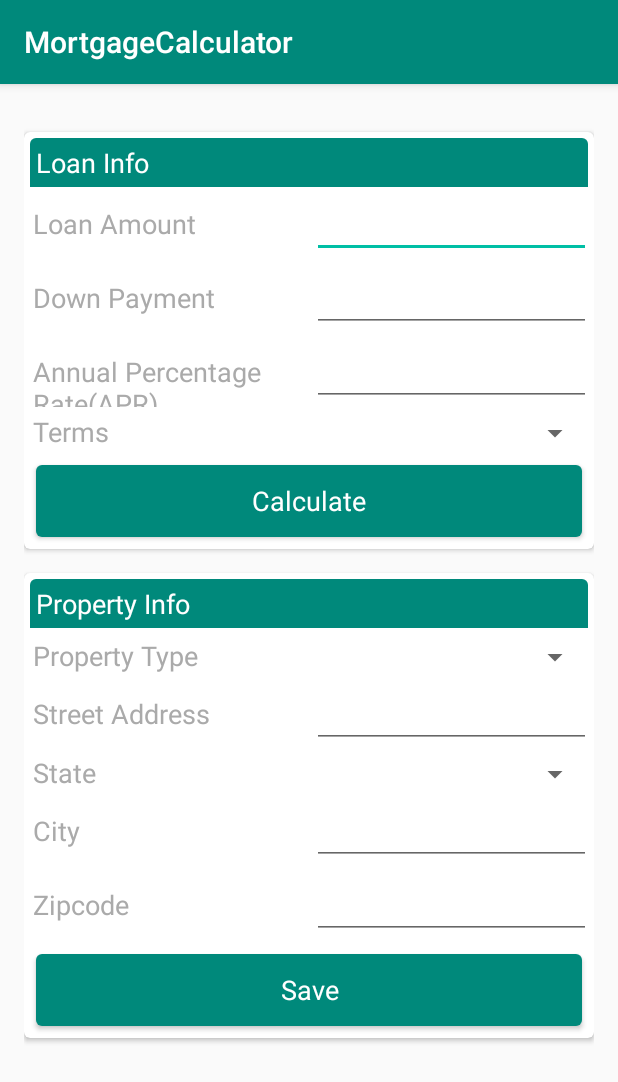
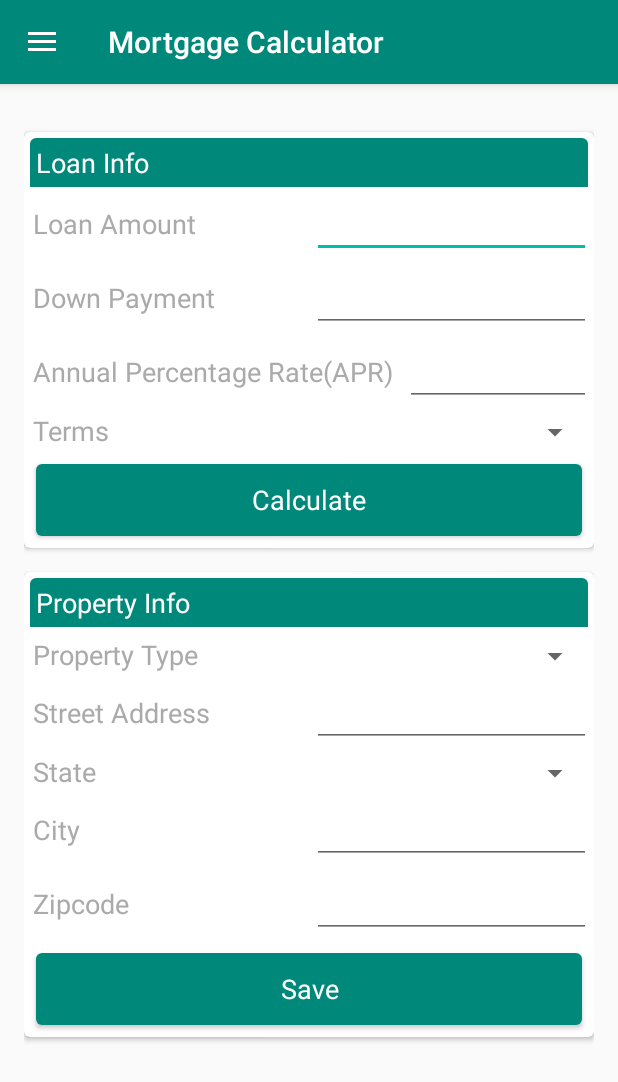
Before and after one commit to nilamdeka23/MortgageCalculator, an Android app: the screen it shows after launch (MortgageCalculatorActivity), on a phone screen of 412 x 824 dp. Shown: the top 1082 px of the screen. Run offline under Robolectric (Android 15) with nearby library versions, the phone set to English and light mode, and no system bars.

Commit message:
map zoom; home button navigation; navigation drawer added

```diff
--- a/app/src/main/java/nilam/project/com/mortgagecalculator/controller/MortgageCalculatorActivity.java
+++ b/app/src/main/java/nilam/project/com/mortgagecalculator/controller/MortgageCalculatorActivity.java
@@ -1,12 +1,18 @@
 package nilam.project.com.mortgagecalculator.controller;
 
+import android.content.Intent;
+import android.content.res.Configuration;
 import android.os.Bundle;
+import android.support.v4.widget.DrawerLayout;
+import android.support.v7.app.ActionBarDrawerToggle;
 import android.support.v7.app.AppCompatActivity;
 import android.support.v7.widget.CardView;
+import android.view.MenuItem;
 import android.view.View;
 import android.widget.AdapterView;
 import android.widget.ArrayAdapter;
 import android.widget.EditText;
+import android.widget.RelativeLayout;
 import android.widget.Spinner;
 import android.widget.TextView;
 import android.widget.Toast;
@@ -41,6 +47,9 @@ public class MortgageCalculatorActivity extends AppCompatActivity {
     private CardView mCardViewMortgageCal;
     private TextView mTextViewPayment;
 
+    private ActionBarDrawerToggle mDrawerToggle;
+    private DrawerLayout mDrawerLayout;
+    private String mActivityTitle;
 
     @Override
     protected void onCreate(Bundle savedInstanceState) {
@@ -50,7 +59,39 @@ public class MortgageCalculatorActivity extends AppCompatActivity {
         init();
     }
 
+    @Override
+    protected void onNewIntent(Intent intent) {
+        super.onNewIntent(intent);
+    }
+
+    @Override
+    public boolean onOptionsItemSelected(MenuItem item) {
+
+        return mDrawerToggle.onOptionsItemSelected(item) || super.onOptionsItemSelected(item);
+    }
+
+
+    @Override
+    protected void onPostCreate(Bundle savedInstanceState) {
+        super.onPostCreate(savedInstanceState);
+        mDrawerToggle.syncState();
+    }
+
+    @Override
+    public void onConfigurationChanged(Configuration newConfig) {
+        super.onConfigurationChanged(newConfig);
+        mDrawerToggle.onConfigurationChanged(newConfig);
+    }
+
     private void init() {
+
+        mDrawerLayout = (DrawerLayout) findViewById(R.id.drawer_layout);
+        mActivityTitle = getTitle().toString();
+        addDrawerItems();
+        setupDrawer();
+
+        getSupportActionBar().setDisplayHomeAsUpEnabled(true);
+
         mEditTxtStrtAddress = (EditText) findViewById(R.id.edittext_street_address);
         mEditTxtCity = (EditText) findViewById(R.id.edittext_city);
         mEditTxtZipcode = (EditText) findViewById(R.id.edittext_zipcode);
@@ -66,51 +107,7 @@ public class MortgageCalculatorActivity extends AppCompatActivity {
         spinnerPropertyType = (Spinner) findViewById(R.id.spinner_property_type);
         spinnerTerm = (Spinner) findViewById(R.id.spinner_term);
 
-        // set adapter to the spinner
-        spinnerUsStates.setAdapter(ArrayAdapter.createFromResource(this,
-                R.array.us_states, android.R.layout.simple_spinner_item));
-        spinnerPropertyType.setAdapter(ArrayAdapter.createFromResource(this,
-                R.array.property_type, android.R.layout.simple_spinner_item));
-        spinnerTerm.setAdapter(ArrayAdapter.createFromResource(this,
-                R.array.term, android.R.layout.simple_spinner_item));
-
-        spinnerUsStates.setOnItemSelectedListener(new AdapterView.OnItemSelectedListener() {
-            @Override
-            public void onItemSelected(AdapterView<?> parent, View view, int position, long id) {
-                state = parent.getItemAtPosition(position).toString();
-            }
-
-            @Override
-            public void onNothingSelected(AdapterView<?> parent) {
-                state = NOT_SELECTED;
-            }
-        });
-
-        spinnerPropertyType.setOnItemSelectedListener(new AdapterView.OnItemSelectedListener() {
-            @Override
-            public void onItemSelected(AdapterView<?> parent, View view, int position, long id) {
-                propertyType = parent.getItemAtPosition(position).toString();
-            }
-
-            @Override
-            public void onNothingSelected(AdapterView<?> parent) {
-                propertyType = NOT_SELECTED;
-            }
-        });
-
-
-        spinnerTerm.setOnItemSelectedListener(new AdapterView.OnItemSelectedListener() {
-            @Override
-            public void onItemSelected(AdapterView<?> parent, View view, int position, long id) {
-                term = parent.getItemAtPosition(position).toString();
-            }
-
-            @Override
-            public void onNothingSelected(AdapterView<?> parent) {
-                term = NOT_SELECTED;
-            }
-        });
-
+        setupSpinners();
     }
 
     /*
@@ -223,4 +220,85 @@ public class MortgageCalculatorActivity extends AppCompatActivity {
             mCardViewMortgageCal.setVisibility(View.GONE);
     }
 
+    private void setupDrawer() {
+        mDrawerToggle = new ActionBarDrawerToggle(this, mDrawerLayout,
+                R.string.drawer_open, R.string.drawer_close) {
+
+            public void onDrawerOpened(View drawerView) {
+                super.onDrawerOpened(drawerView);
+                getSupportActionBar().setTitle("");
+                invalidateOptionsMenu();
+            }
+
+            public void onDrawerClosed(View view) {
+                super.onDrawerClosed(view);
+                getSupportActionBar().setTitle(mActivityTitle);
+                invalidateOptionsMenu();
+            }
+        };
+
+        mDrawerToggle.setDrawerIndicatorEnabled(true);
+        mDrawerLayout.addDrawerListener(mDrawerToggle);
+    }
+
+    private void addDrawerItems() {
+
+        RelativeLayout mapActionLayout = (RelativeLayout) findViewById(R.id.layout_map_action);
+        mapActionLayout.setOnClickListener(new View.OnClickListener() {
+            @Override
+            public void onClick(View v) {
+                startActivity(new Intent(MortgageCalculatorActivity.this, GoogleMapsActivity.class));
+            }
+        });
+
+    }
+
+    private void setupSpinners() {
+        // set adapter to the spinner
+        spinnerUsStates.setAdapter(ArrayAdapter.createFromResource(this,
+                R.array.us_states, android.R.layout.simple_spinner_item));
+        spinnerPropertyType.setAdapter(ArrayAdapter.createFromResource(this,
+                R.array.property_type, android.R.layout.simple_spinner_item));
+        spinnerTerm.setAdapter(ArrayAdapter.createFromResource(this,
+                R.array.term, android.R.layout.simple_spinner_item));
+
+        spinnerUsStates.setOnItemSelectedListener(new AdapterView.OnItemSelectedListener() {
+            @Override
+            public void onItemSelected(AdapterView<?> parent, View view, int position, long id) {
+                state = parent.getItemAtPosition(position).toString();
+            }
+
+            @Override
+            public void onNothingSelected(AdapterView<?> parent) {
+                state = NOT_SELECTED;
+            }
+        });
+
+        spinnerPropertyType.setOnItemSelectedListener(new AdapterView.OnItemSelectedListener() {
+            @Override
+            public void onItemSelected(AdapterView<?> parent, View view, int position, long id) {
+                propertyType = parent.getItemAtPosition(position).toString();
+            }
+
+            @Override
+            public void onNothingSelected(AdapterView<?> parent) {
+                propertyType = NOT_SELECTED;
+            }
+        });
+
+
+        spinnerTerm.setOnItemSelectedListener(new AdapterView.OnItemSelectedListener() {
+            @Override
+            public void onItemSelected(AdapterView<?> parent, View view, int position, long id) {
+                term = parent.getItemAtPosition(position).toString();
+            }
+
+            @Override
+            public void onNothingSelected(AdapterView<?> parent) {
+                term = NOT_SELECTED;
+            }
+        });
+
+    }
+
 }
--- a/app/src/main/res/layout/activity_mortgage_calculator.xml
+++ b/app/src/main/res/layout/activity_mortgage_calculator.xml
@@ -1,6 +1,12 @@
 <?xml version="1.0" encoding="utf-8"?>
-<ScrollView xmlns:android="http://schemas.android.com/apk/res/android"
+<android.support.v4.widget.DrawerLayout xmlns:android="http://schemas.android.com/apk/res/android"
     xmlns:tools="http://schemas.android.com/tools"
+    android:id="@+id/drawer_layout"
+    android:layout_width="match_parent"
+    android:layout_height="match_parent"
+    tools:context="nilam.project.com.mortgagecalculator.controller.MortgageCalculatorActivity">
+
+    <ScrollView
         android:id="@+id/activity_main"
         android:layout_width="match_parent"
         android:layout_height="match_parent"
@@ -8,8 +14,7 @@
         android:paddingBottom="@dimen/activity_vertical_margin"
         android:paddingLeft="@dimen/activity_horizontal_margin"
         android:paddingRight="@dimen/activity_horizontal_margin"
-    android:paddingTop="@dimen/activity_vertical_margin"
-    tools:context="nilam.project.com.mortgagecalculator.controller.MortgageCalculatorActivity">
+        android:paddingTop="@dimen/activity_vertical_margin">
 
         <LinearLayout
             android:layout_width="match_parent"
@@ -128,13 +133,13 @@
                     android:layout_width="match_parent"
                     android:layout_height="wrap_content"
                     android:padding="2dp"
-                    android:weightSum="2">
+                    android:weightSum="3">
 
                     <TextView
                         style="@style/LabelTheme"
                         android:layout_width="0dp"
                         android:layout_height="wrap_content"
-                        android:layout_weight="1"
+                        android:layout_weight="2"
                         android:text="@string/apr" />
 
                     <EditText
@@ -333,3 +338,11 @@
     </LinearLayout>
 
     </ScrollView>
+
+    <include
+        layout="@layout/nav_menu"
+        android:layout_width="200dp"
+        android:layout_height="match_parent"
+        android:layout_gravity="start" />
+
+</android.support.v4.widget.DrawerLayout>
--- a/app/src/main/res/values/strings.xml
+++ b/app/src/main/res/values/strings.xml
@@ -1,6 +1,6 @@
 <resources>
-    <string name="app_name">MortgageCalculator</string>
-    <string name="mortgage_cal">Mortgage Calculator</string>
+    <string name="app_name">Mortgage Calculator</string>
+    <string name="app_info">SJSU Spring 2017 CMPE 277 Lab 2</string>
 
     <string name="property_info">Property Info</string>
     <string name="loan_info">Loan Info</string>
@@ -20,13 +20,14 @@
     <string name="new_cal">New</string>
     <string name="edit">Edit</string>
     <string name="delete">Delete</string>
+    <string name="map_action">View Saved Properties on Map</string>
 
     <string name="monthly_payment">Monthly Payment: $ %1$s</string>
 
     <string name="saving">Saving &#8230;</string>
     <string name="invalid_address">Please provide a valid property address</string>
-    <string name="missing_loan_info">Please enter missing loan info</string>
-    <string name="missing_property_info">Please enter missing property info</string>
+    <string name="missing_loan_info">Please enter loan info</string>
+    <string name="missing_property_info">Please enter property info</string>
 
     <string name="info_label_property_type">Property Type: %1$s</string>
     <string name="info_label_street_address">Street Address: %1$s</string>
@@ -34,4 +35,6 @@
     <string name="info_label_loan_amount">Loan Amount: %1$s</string>
     <string name="info_label_apr">APR: %1$s</string>
 
+    <string name="drawer_open">Open navigation drawer</string>
+    <string name="drawer_close">Close navigation drawer</string>
 </resources>
```
Also changed, not shown: app/src/main/AndroidManifest.xml (+9 -4 lines), app/src/main/java/nilam/project/com/mortgagecalculator/controller/GoogleMapsActivity.java (+43 -11 lines), app/src/main/res/drawable/gradient_background_green_grey.xml (added, +10 -0 lines), app/src/main/res/drawable/gradient_background_white_grey.xml (added, +10 -0 lines), app/src/main/res/layout/custom_info_window_marker.xml (+11 -0 lines), app/src/main/res/layout/nav_menu.xml (added, +67 -0 lines), app/src/main/res/mipmap-hdpi/ic_launcher.png, app/src/main/res/mipmap-hdpi/ic_map_action.png (added), app/src/main/res/mipmap-mdpi/ic_launcher.png, app/src/main/res/mipmap-mdpi/ic_map_action.png (added), app/src/main/res/mipmap-xhdpi/ic_launcher.png, app/src/main/res/mipmap-xhdpi/ic_map_action.png (added), app/src/main/res/mipmap-xxhdpi/ic_launcher.png, app/src/main/res/mipmap-xxhdpi/ic_map_action.png (added), 2 more files. Lines whose indentation alone changed are shown as unchanged.
